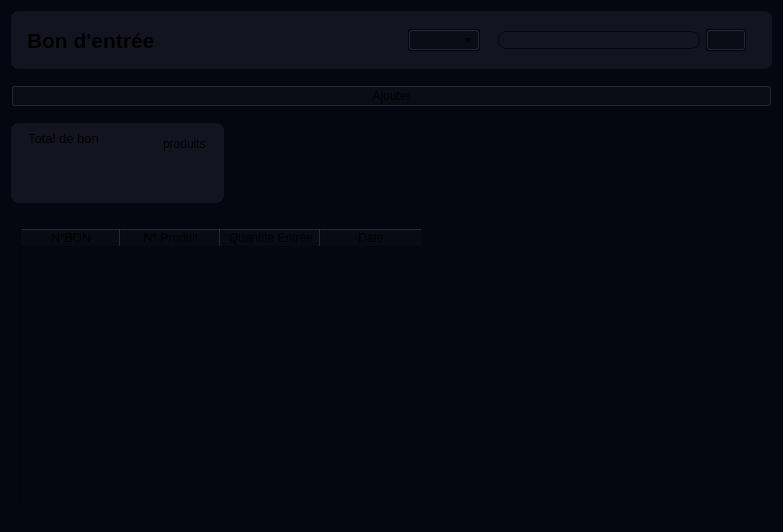
This is interface/entry_widget.ui in miranto-andria/stock-it as Qt 5 draws it before an edit. The edited form follows.
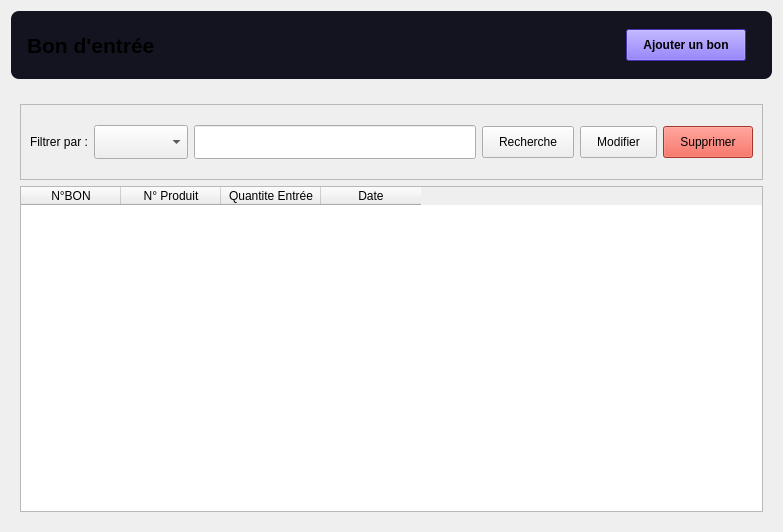
This is the edited form. Icons and pictures are not drawn.

Patch:
```diff
--- a/interface/entry_widget.ui
+++ b/interface/entry_widget.ui
@@ -14,9 +14,7 @@
    <string>Form</string>
   </property>
   <property name="styleSheet">
-   <string notr="true">*{
-background : #05060F;
-}
+   <string notr="true">
 #middle{
 border-radius : 8px
 }
@@ -26,17 +24,15 @@
 border-radius : 8px;
 padding : 50px
 }
- #pageName , #search {
+ #pageName , #add {
 font-weight : bold;
-background : transparent
-}
-
-#searchInput{
 background : transparent;
-border: 1px solid #05060f;
-border-radius : 8px;
-width : 200px;
 }
+QPushButton , QComboBox{
+padding : 8px 16px;
+}
+
+
 
 
 </string>
@@ -95,10 +91,7 @@
        </widget>
       </item>
       <item>
-       <widget class="QComboBox" name="searchChoice"/>
-      </item>
-      <item alignment="Qt::AlignmentFlag::AlignRight|Qt::AlignmentFlag::AlignTop">
-       <widget class="QFrame" name="search">
+       <widget class="QFrame" name="add">
         <property name="sizePolicy">
          <sizepolicy hsizetype="Minimum" vsizetype="Minimum">
           <horstretch>0</horstretch>
@@ -116,164 +109,22 @@
         </property>
         <layout class="QHBoxLayout" name="horizontalLayout_2">
          <item>
-          <widget class="QLineEdit" name="searchInput"/>
-         </item>
-         <item>
-          <widget class="QPushButton" name="btnSearch">
+          <widget class="QPushButton" name="btnAdd">
+           <property name="styleSheet">
+            <string notr="true">background-color : #6243FF;
+font : bold</string>
+           </property>
            <property name="text">
-            <string/>
+            <string>Ajouter un bon</string>
            </property>
            <property name="icon">
             <iconset theme="QIcon::ThemeIcon::EditFind"/>
            </property>
-          </widget>
-         </item>
-        </layout>
-       </widget>
-      </item>
-     </layout>
-    </widget>
-   </item>
-   <item>
-    <widget class="QPushButton" name="btnAdd">
-     <property name="text">
-      <string>Ajouter</string>
-     </property>
-    </widget>
-   </item>
-   <item alignment="Qt::AlignmentFlag::AlignLeft|Qt::AlignmentFlag::AlignTop">
-    <widget class="QWidget" name="middle" native="true">
-     <property name="sizePolicy">
-      <sizepolicy hsizetype="Preferred" vsizetype="Preferred">
-       <horstretch>0</horstretch>
-       <verstretch>0</verstretch>
-      </sizepolicy>
-     </property>
-     <property name="styleSheet">
-      <string notr="true">background : #13141F;
-border : none</string>
-     </property>
-     <layout class="QHBoxLayout" name="horizontalLayout_3">
-      <property name="spacing">
-       <number>30</number>
-      </property>
-      <property name="topMargin">
-       <number>0</number>
-      </property>
-      <item alignment="Qt::AlignmentFlag::AlignLeft|Qt::AlignmentFlag::AlignTop">
-       <widget class="QFrame" name="entrContainer">
-        <property name="sizePolicy">
-         <sizepolicy hsizetype="Preferred" vsizetype="Maximum">
-          <horstretch>0</horstretch>
-          <verstretch>0</verstretch>
-         </sizepolicy>
-        </property>
-        <property name="styleSheet">
-         <string notr="true"/>
-        </property>
-        <property name="frameShape">
-         <enum>QFrame::Shape::StyledPanel</enum>
-        </property>
-        <property name="frameShadow">
-         <enum>QFrame::Shadow::Raised</enum>
-        </property>
-        <layout class="QVBoxLayout" name="verticalLayout_3">
-         <property name="spacing">
-          <number>0</number>
-         </property>
-         <property name="leftMargin">
-          <number>8</number>
-         </property>
-         <property name="topMargin">
-          <number>8</number>
-         </property>
-         <property name="rightMargin">
-          <number>8</number>
-         </property>
-         <property name="bottomMargin">
-          <number>8</number>
-         </property>
-         <item alignment="Qt::AlignmentFlag::AlignLeft">
-          <widget class="QLabel" name="label">
-           <property name="font">
-            <font>
-             <pointsize>10</pointsize>
-            </font>
-           </property>
-           <property name="styleSheet">
-            <string notr="true">opacity : 0</string>
-           </property>
-           <property name="text">
-            <string>Total de bon</string>
-           </property>
-           <property name="alignment">
-            <set>Qt::AlignmentFlag::AlignBottom|Qt::AlignmentFlag::AlignLeading|Qt::AlignmentFlag::AlignLeft</set>
-           </property>
-          </widget>
-         </item>
-         <item alignment="Qt::AlignmentFlag::AlignLeft">
-          <widget class="QLabel" name="entryCount">
-           <property name="font">
-            <font>
-             <pointsize>26</pointsize>
-             <bold>true</bold>
-            </font>
-           </property>
-           <property name="styleSheet">
-            <string notr="true"/>
-           </property>
-           <property name="text">
-            <string/>
-           </property>
-          </widget>
-         </item>
-        </layout>
-       </widget>
-      </item>
-      <item alignment="Qt::AlignmentFlag::AlignTop">
-       <widget class="QFrame" name="frame_2">
-        <property name="frameShape">
-         <enum>QFrame::Shape::StyledPanel</enum>
-        </property>
-        <property name="frameShadow">
-         <enum>QFrame::Shadow::Raised</enum>
-        </property>
-        <layout class="QHBoxLayout" name="horizontalLayout_4">
-         <property name="spacing">
-          <number>0</number>
-         </property>
-         <item alignment="Qt::AlignmentFlag::AlignHCenter">
-          <widget class="QLabel" name="totalProduct">
-           <property name="font">
-            <font>
-             <pointsize>16</pointsize>
-             <bold>true</bold>
-            </font>
-           </property>
-           <property name="styleSheet">
-            <string notr="true">padding-right : 4px</string>
-           </property>
-           <property name="text">
-            <string/>
-           </property>
-           <property name="alignment">
-            <set>Qt::AlignmentFlag::AlignCenter</set>
-           </property>
-          </widget>
-         </item>
-         <item>
-          <widget class="QLabel" name="label_3">
-           <property name="sizePolicy">
-            <sizepolicy hsizetype="Expanding" vsizetype="Preferred">
-             <horstretch>0</horstretch>
-             <verstretch>0</verstretch>
-            </sizepolicy>
-           </property>
-           <property name="text">
-            <string>produits</string>
-           </property>
-           <property name="alignment">
-            <set>Qt::AlignmentFlag::AlignLeading|Qt::AlignmentFlag::AlignLeft|Qt::AlignmentFlag::AlignVCenter</set>
+           <property name="iconSize">
+            <size>
+             <width>12</width>
+             <height>12</height>
+            </size>
            </property>
           </widget>
          </item>
@@ -286,6 +137,103 @@
    <item>
     <widget class="QWidget" name="widget_3" native="true">
      <layout class="QVBoxLayout" name="verticalLayout_2">
+      <item>
+       <widget class="QFrame" name="frame">
+        <property name="frameShape">
+         <enum>QFrame::Shape::StyledPanel</enum>
+        </property>
+        <property name="frameShadow">
+         <enum>QFrame::Shadow::Raised</enum>
+        </property>
+        <layout class="QHBoxLayout" name="horizontalLayout_5">
+         <property name="topMargin">
+          <number>20</number>
+         </property>
+         <property name="bottomMargin">
+          <number>20</number>
+         </property>
+         <item>
+          <widget class="QLabel" name="label_2">
+           <property name="text">
+            <string>Filtrer par :</string>
+           </property>
+          </widget>
+         </item>
+         <item>
+          <widget class="QComboBox" name="searchChoice">
+           <property name="styleSheet">
+            <string notr="true"/>
+           </property>
+          </widget>
+         </item>
+         <item>
+          <widget class="QLineEdit" name="searchInput">
+           <property name="styleSheet">
+            <string notr="true">padding : 8px 16px</string>
+           </property>
+          </widget>
+         </item>
+         <item>
+          <widget class="QPushButton" name="btnSearch">
+           <property name="styleSheet">
+            <string notr="true"/>
+           </property>
+           <property name="text">
+            <string>Recherche</string>
+           </property>
+           <property name="icon">
+            <iconset theme="QIcon::ThemeIcon::EditFind"/>
+           </property>
+           <property name="iconSize">
+            <size>
+             <width>12</width>
+             <height>12</height>
+            </size>
+           </property>
+          </widget>
+         </item>
+         <item>
+          <widget class="QPushButton" name="btnEdit">
+           <property name="styleSheet">
+            <string notr="true">
+</string>
+           </property>
+           <property name="text">
+            <string>Modifier</string>
+           </property>
+           <property name="icon">
+            <iconset theme="QIcon::ThemeIcon::MailMessageNew"/>
+           </property>
+           <property name="iconSize">
+            <size>
+             <width>12</width>
+             <height>12</height>
+            </size>
+           </property>
+          </widget>
+         </item>
+         <item>
+          <widget class="QPushButton" name="btnDelete">
+           <property name="styleSheet">
+            <string notr="true">background :#e74c3c</string>
+           </property>
+           <property name="text">
+            <string>Supprimer</string>
+           </property>
+           <property name="icon">
+            <iconset theme="QIcon::ThemeIcon::EditDelete"/>
+           </property>
+           <property name="iconSize">
+            <size>
+             <width>12</width>
+             <height>12</height>
+            </size>
+           </property>
+          </widget>
+         </item>
+        </layout>
+       </widget>
+      </item>
       <item>
        <widget class="QTableWidget" name="entryTable">
         <property name="styleSheet">
```
Left out of the diff: 5 changed lines with no effect on the pictures.
